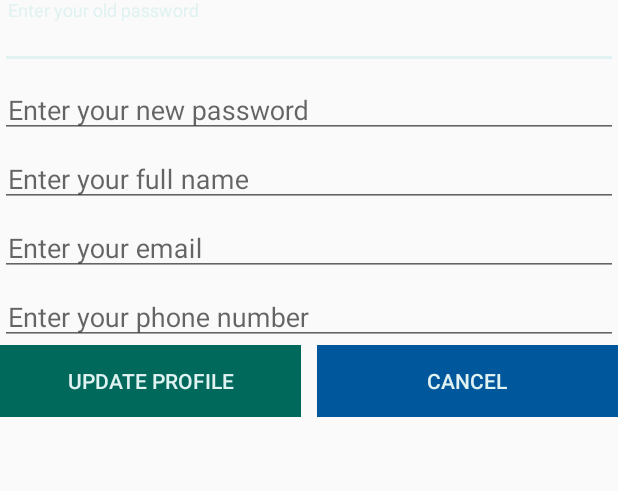
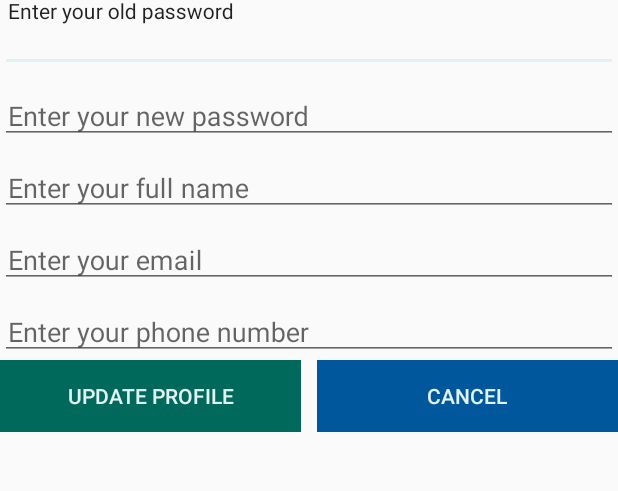
Before and after one commit to NikolaS996/tiochatapp, an Android app: the UserProfile screen opened directly, with no data from a screen before it, on a phone screen of 412 x 824 dp, the part 84-575 px from its top. Run offline under Robolectric (Android 15) with nearby library versions, the light colour scheme and no system bars; libraries missing offline, so code that uses them is left out: com.quickblox.auth, com.quickblox.chat, com.quickblox.core, com.quickblox.users, org.jivesoftware.smack; 4 statements that could not run were skipped.

Commit message:
Labels now visible while field focused

```diff
--- a/app/src/main/res/layout/activity_user_profile.xml
+++ b/app/src/main/res/layout/activity_user_profile.xml
@@ -22,7 +22,9 @@
 
         <android.support.design.widget.TextInputLayout
             android:layout_width="match_parent"
-            android:layout_height="wrap_content">
+            android:layout_height="wrap_content"
+            xmlns:app="http://schemas.android.com/apk/res-auto"
+            app:hintTextAppearance="@style/TextAppearance.AppCompat">
 
             <EditText
                 android:id="@+id/update_edtOldPassword"
@@ -36,7 +38,9 @@
 
         <android.support.design.widget.TextInputLayout
             android:layout_width="match_parent"
-            android:layout_height="wrap_content">
+            android:layout_height="wrap_content"
+            xmlns:app="http://schemas.android.com/apk/res-auto"
+            app:hintTextAppearance="@style/TextAppearance.AppCompat">
 
             <EditText
                 android:id="@+id/update_edtPassword"
@@ -50,7 +54,9 @@
 
         <android.support.design.widget.TextInputLayout
             android:layout_width="match_parent"
-            android:layout_height="wrap_content">
+            android:layout_height="wrap_content"
+            xmlns:app="http://schemas.android.com/apk/res-auto"
+            app:hintTextAppearance="@style/TextAppearance.AppCompat">
 
             <EditText
                 android:id="@+id/update_edtFullName"
@@ -64,7 +70,9 @@
 
         <android.support.design.widget.TextInputLayout
             android:layout_width="match_parent"
-            android:layout_height="wrap_content">
+            android:layout_height="wrap_content"
+            xmlns:app="http://schemas.android.com/apk/res-auto"
+            app:hintTextAppearance="@style/TextAppearance.AppCompat">
 
             <EditText
                 android:id="@+id/update_edtEmail"
@@ -78,7 +86,9 @@
 
         <android.support.design.widget.TextInputLayout
             android:layout_width="match_parent"
-            android:layout_height="wrap_content">
+            android:layout_height="wrap_content"
+            xmlns:app="http://schemas.android.com/apk/res-auto"
+            app:hintTextAppearance="@style/TextAppearance.AppCompat">
 
             <EditText
                 android:id="@+id/update_edtPhone"
@@ -86,9 +96,10 @@
                 android:padding="5dp"
                 android:inputType="number"
                 android:layout_width="match_parent"
-                android:layout_height="wrap_content" />
+                android:layout_height="wrap_content"/>
 
         </android.support.design.widget.TextInputLayout>
+
     </LinearLayout>
 
     <LinearLayout
--- a/app/src/main/res/values/colors.xml
+++ b/app/src/main/res/values/colors.xml
@@ -3,4 +3,5 @@
     <color name="colorPrimary">#009688</color>
     <color name="colorPrimaryDark">#00695C</color>
     <color name="colorAccent">#E0F2F1</color>
+    <color name="grey">#808080</color>
 </resources>
```
Also changed, not shown: app/src/main/res/layout/activity_main.xml (+6 -2 lines).
